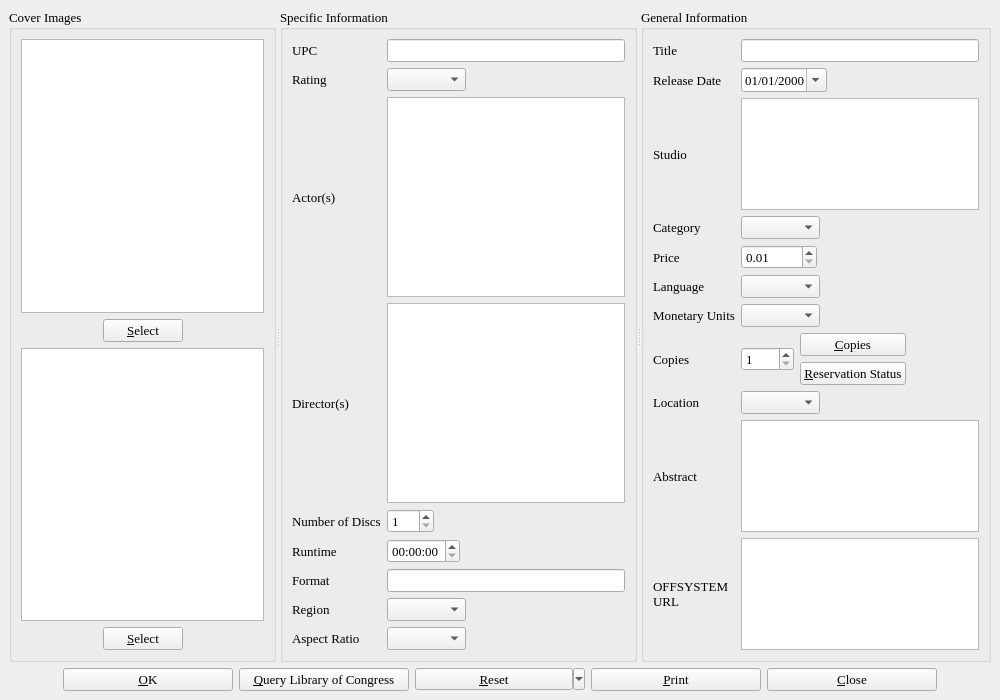
Above: dvdinfo.ui from textbrowser/biblioteq before the change. Below: the same form after it.
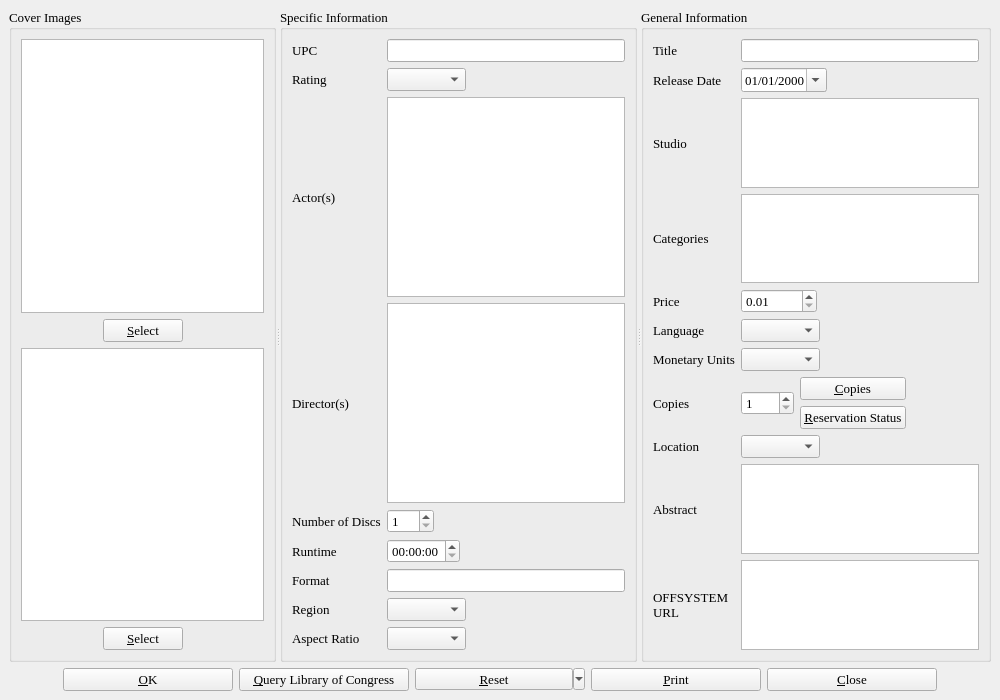
That is the form after the change. Icons and pictures are not drawn. Custom widgets are drawn as their Qt base class.

Commit message: Implemented multiple categories (genres).

```diff
--- a/dvdinfo.ui
+++ b/dvdinfo.ui
@@ -583,42 +583,10 @@
            </font>
           </property>
           <property name="text" >
-           <string>Category</string>
+           <string>Categories</string>
           </property>
          </widget>
         </item>
-        <item row="3" column="1" >
-         <layout class="QHBoxLayout" >
-          <item>
-           <widget class="QComboBox" name="category" >
-            <property name="font" >
-             <font>
-              <family>Times</family>
-              <pointsize>10</pointsize>
-              <weight>50</weight>
-              <italic>false</italic>
-              <bold>false</bold>
-              <underline>false</underline>
-              <strikeout>false</strikeout>
-             </font>
-            </property>
-           </widget>
-          </item>
-          <item>
-           <spacer>
-            <property name="orientation" >
-             <enum>Qt::Horizontal</enum>
-            </property>
-            <property name="sizeHint" >
-             <size>
-              <width>40</width>
-              <height>20</height>
-             </size>
-            </property>
-           </spacer>
-          </item>
-         </layout>
-        </item>
         <item row="4" column="0" >
          <widget class="QLabel" name="label_16" >
           <property name="font" >
@@ -951,6 +919,19 @@
           </property>
          </widget>
         </item>
+        <item row="3" column="1" >
+         <widget class="hyperlinked_text_edit" name="category" >
+          <property name="readOnly" >
+           <bool>false</bool>
+          </property>
+          <property name="textInteractionFlags" >
+           <set>Qt::LinksAccessibleByKeyboard|Qt::LinksAccessibleByMouse|Qt::NoTextInteraction|Qt::TextBrowserInteraction|Qt::TextEditable|Qt::TextEditorInteraction|Qt::TextSelectableByKeyboard|Qt::TextSelectableByMouse</set>
+          </property>
+          <property name="openLinks" >
+           <bool>false</bool>
+          </property>
+         </widget>
+        </item>
        </layout>
       </widget>
      </widget>
```
The commit also changes 22 other files.
